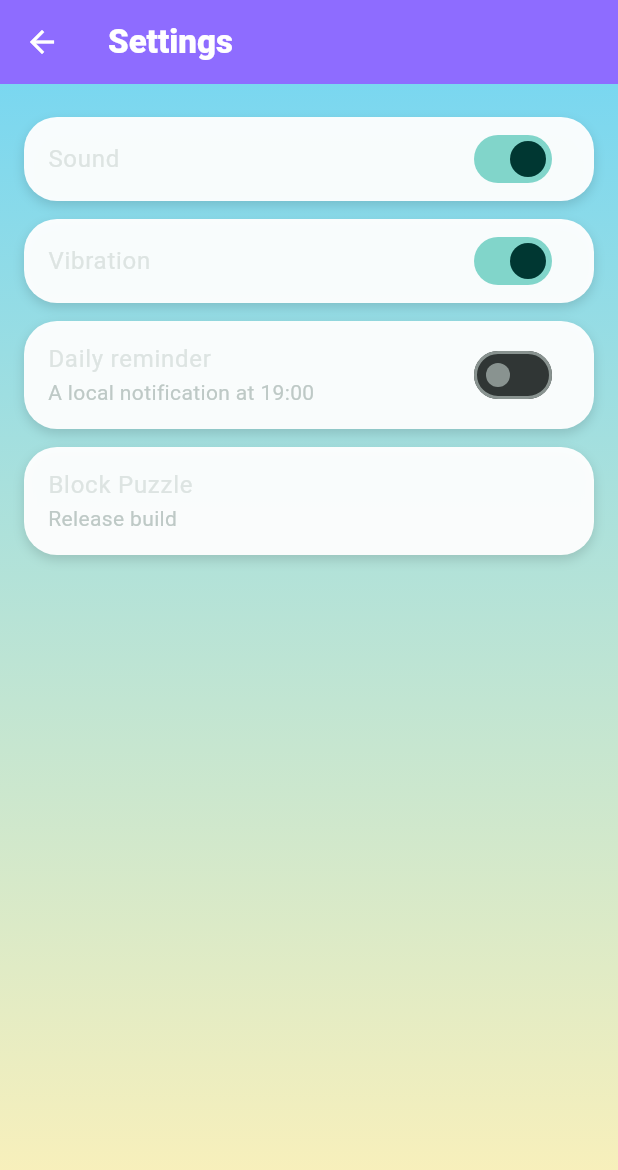
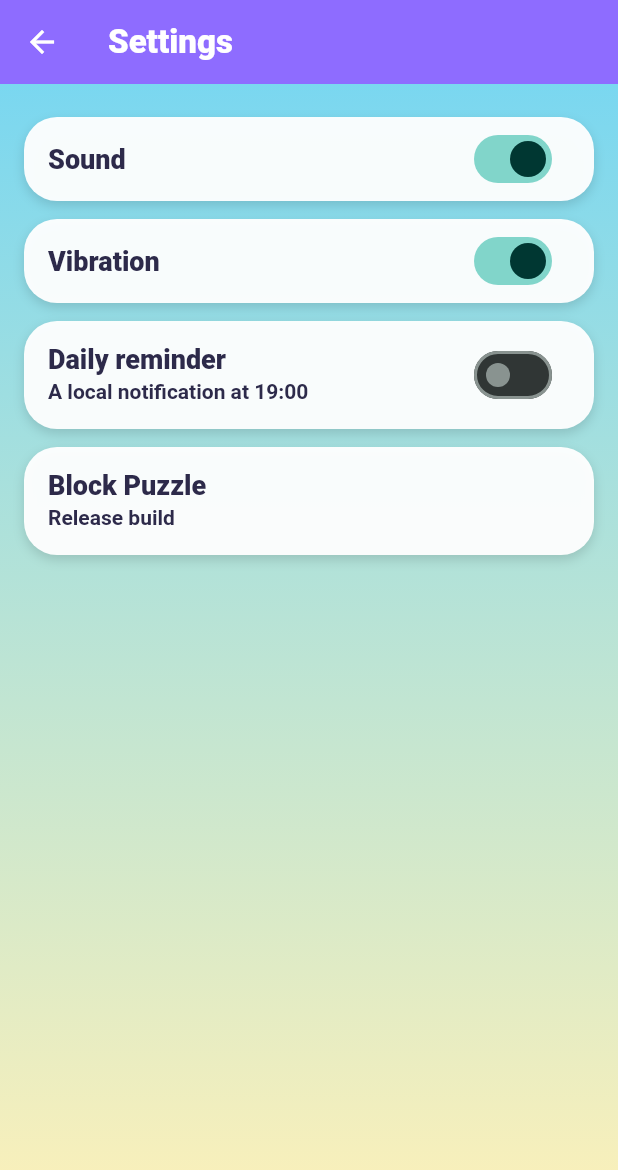
Before and after one commit to ya-spark/game-factory, a Flutter app: the SettingsScreen screen opened directly, on a phone screen of 412 x 824 dp. Shown: the top 1170 px of the screen. Run offline on Flutter 3.47's test engine with Material 3 defaults, Android fonts, the phone set to English and light mode, and no system bars; our stand-ins replace flutter_local_notifications, flutter_timezone, google_mobile_ads, in_app_purchase, shared_preferences, timezone and 1 more; missing offline and left inert: flame, games_services; accounts and stored records are empty.

Commit message:
Fill-screen KidPage background (daily reward cut in half); kid text style for settings/shop rows
Co-Authored-By: Claude Sonnet 5.5 <noreply@anthropic.com>

```diff
--- a/template/flutter-game-template/lib/ui/widgets.dart
+++ b/template/flutter-game-template/lib/ui/widgets.dart
@@ -241,7 +241,26 @@ class KidPanel extends StatelessWidget {
       ],
     ),
     clipBehavior: Clip.antiAlias,
-    child: Material(type: MaterialType.transparency, child: child),
+    child: Material(
+      type: MaterialType.transparency,
+      child: Theme(
+        data: Theme.of(context).copyWith(
+          listTileTheme: const ListTileThemeData(
+            titleTextStyle: TextStyle(
+              fontSize: 18,
+              fontWeight: FontWeight.w800,
+              color: KidColors.ink,
+            ),
+            subtitleTextStyle: TextStyle(
+              fontSize: 14,
+              fontWeight: FontWeight.w600,
+              color: KidColors.ink,
+            ),
+          ),
+        ),
+        child: child,
+      ),
+    ),
   );
 }
 
@@ -253,6 +272,6 @@ class KidPage extends StatelessWidget {
   @override
   Widget build(BuildContext context) => DecoratedBox(
     decoration: KidColors.background,
-    child: SafeArea(child: child),
+    child: SizedBox.expand(child: SafeArea(child: child)),
   );
 }
```
